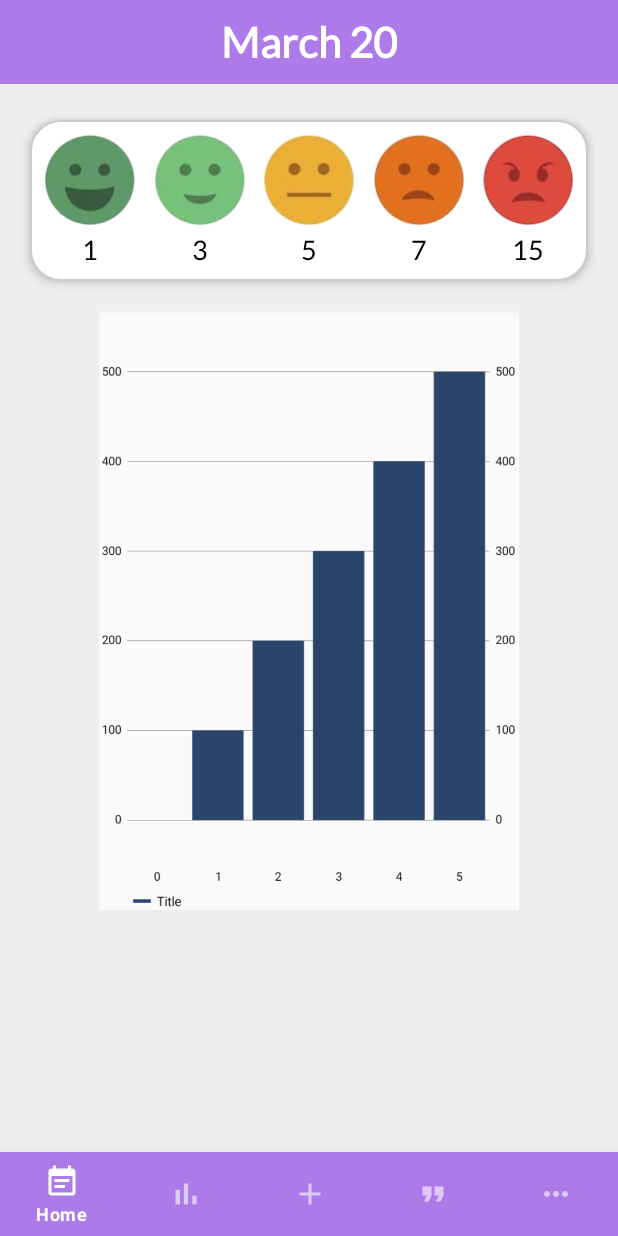
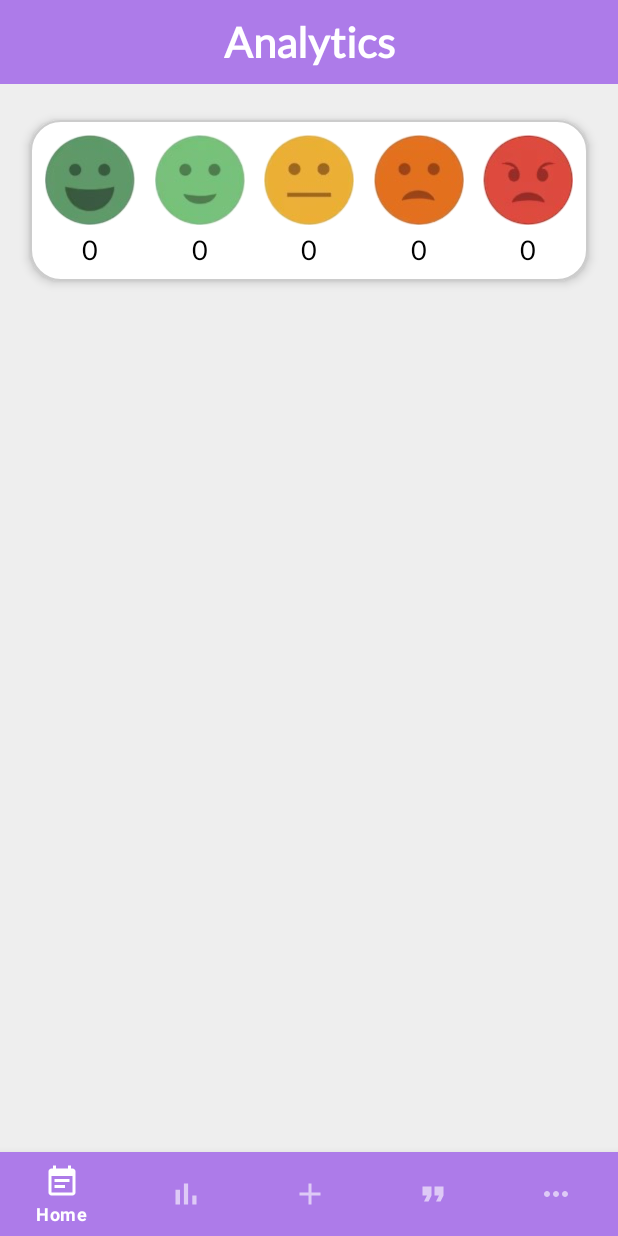
Before and after one commit to gabbycoloma/VibeSense, an Android app: the fragment Analytics placed in its activity, on a phone screen of 412 x 824 dp. Run offline under Robolectric (Android 15) with nearby library versions, the phone set to English and light mode, and no system bars; our stand-ins replace Firebase (no records; nobody signed in at launch, a user with empty details on screens opened directly).

Commit message:
analytics

```diff
--- a/app/src/main/java/com/s12/mobdeve/coloma/caballero/vibesense/Add.kt
+++ b/app/src/main/java/com/s12/mobdeve/coloma/caballero/vibesense/Add.kt
@@ -1,4 +1,5 @@
     package com.s12.mobdeve.coloma.caballero.vibesense
+    import Home
     import android.os.Build
     import android.os.Bundle
     import android.util.Log
--- a/app/src/main/java/com/s12/mobdeve/coloma/caballero/vibesense/Analytics.kt
+++ b/app/src/main/java/com/s12/mobdeve/coloma/caballero/vibesense/Analytics.kt
@@ -1,15 +1,22 @@
 package com.s12.mobdeve.coloma.caballero.vibesense
 
 import android.os.Bundle
+import android.util.Log
 import androidx.fragment.app.Fragment
 import android.view.LayoutInflater
 import android.view.View
 import android.view.ViewGroup
+import com.google.firebase.auth.FirebaseAuth
+import com.google.firebase.database.*
+import com.s12.mobdeve.coloma.caballero.vibesense.Model.User
+import com.s12.mobdeve.coloma.caballero.vibesense.databinding.FragmentAnalyticsBinding
 
 // TODO: Rename parameter arguments, choose names that match
 // the fragment initialization parameters, e.g. ARG_ITEM_NUMBER
 private const val ARG_PARAM1 = "param1"
 private const val ARG_PARAM2 = "param2"
+private var currentUser: User? = null
+private var databaseReference: DatabaseReference = FirebaseDatabase.getInstance().getReferenceFromUrl("https://vibesense-9523f-default-rtdb.asia-southeast1.firebasedatabase.app")
 
 /**
  * A simple [Fragment] subclass.
@@ -20,6 +27,9 @@ class Analytics : Fragment() {
     // TODO: Rename and change types of parameters
     private var param1: String? = null
     private var param2: String? = null
+    private lateinit var moodDAO: MoodDAOFireBaseImplementation
+    private lateinit var binding: FragmentAnalyticsBinding
+    private lateinit var firebaseAuth: FirebaseAuth
 
     override fun onCreate(savedInstanceState: Bundle?) {
         super.onCreate(savedInstanceState)
@@ -33,20 +43,42 @@ class Analytics : Fragment() {
         inflater: LayoutInflater, container: ViewGroup?,
         savedInstanceState: Bundle?
     ): View? {
+        binding = FragmentAnalyticsBinding.inflate(inflater, container, false)
         // Inflate the layout for this fragment
-        return inflater.inflate(R.layout.fragment_analytics, container, false)
+        return binding.root
     }
 
+    override fun onViewCreated(view: View, savedInstanceState: Bundle?) {
+        super.onViewCreated(view, savedInstanceState)
+        firebaseAuth = FirebaseAuth.getInstance()
+        moodDAO = MoodDAOFireBaseImplementation(requireActivity())
+
+        val firebaseUser = firebaseAuth.currentUser
+        val emailCheck = firebaseUser?.email
+        Log.d("Current user email", emailCheck.toString())
+
+        getUserIdFromEmail(emailCheck.toString()) {  userID->
+            // Here, you can use the userId returned by the callback function
+            moodDAO.countMoodsByName("happy", userID.toString()) { happyCount ->
+                moodDAO.countMoodsByName("good", userID.toString()) { goodCount ->
+                    moodDAO.countMoodsByName("neutral", userID.toString()) { neutralCount ->
+                        moodDAO.countMoodsByName("sad", userID.toString()) { sadCount ->
+                            moodDAO.countMoodsByName("angry", userID.toString()) { angryCount ->
+                                binding.mood5Count.text = happyCount.toString()
+                                binding.mood4Count.text = goodCount.toString()
+                                binding.mood3Count.text = neutralCount.toString()
+                                binding.mood2Count.text = sadCount.toString()
+                                binding.mood1Count.text = angryCount.toString()
+                            }
+                        }
+                    }
+                }
+            }
+        }
+    }
+
+
     companion object {
-        /**
-         * Use this factory method to create a new instance of
-         * this fragment using the provided parameters.
-         *
-         * @param param1 Parameter 1.
-         * @param param2 Parameter 2.
-         * @return A new instance of fragment Analytics.
-         */
-        // TODO: Rename and change types and number of parameters
         @JvmStatic
         fun newInstance(param1: String, param2: String) =
             Analytics().apply {
@@ -56,4 +88,27 @@ class Analytics : Fragment() {
                 }
             }
     }
+
+    private fun getUserIdFromEmail(email: String, callback: (String?) -> Unit) {
+        val userReference = databaseReference.child("Users")
+        userReference.orderByChild("email").equalTo(email).addListenerForSingleValueEvent(object : ValueEventListener {
+            override fun onDataChange(snapshot: DataSnapshot) {
+                if (snapshot.exists()) {
+                    for (userSnapshot in snapshot.children) {
+                        val user = userSnapshot.getValue(User::class.java)
+                        val userId = userSnapshot.key
+                        callback(userId)
+                        return
+                    }
+                }
+                callback(null)
+            }
+
+            override fun onCancelled(error: DatabaseError) {
+                callback(null)
+            }
+        })
+    }
+
+
 }
--- a/app/src/main/java/com/s12/mobdeve/coloma/caballero/vibesense/Home.kt
+++ b/app/src/main/java/com/s12/mobdeve/coloma/caballero/vibesense/Home.kt
@@ -1,5 +1,3 @@
-package com.s12.mobdeve.coloma.caballero.vibesense
-
 import MoodViewModel
 import android.app.DatePickerDialog
 import android.os.Build
@@ -9,7 +7,11 @@ import android.view.LayoutInflater
 import android.view.View
 import android.view.ViewGroup
 import android.widget.Button
+import android.widget.ImageView
+import android.widget.LinearLayout
+import android.widget.TextView
 import androidx.annotation.RequiresApi
+import androidx.appcompat.widget.LinearLayoutCompat
 import androidx.lifecycle.Observer
 import androidx.lifecycle.ViewModelProvider
 import androidx.recyclerview.widget.LinearLayoutManager
@@ -24,26 +26,18 @@ import java.util.*
 import kotlin.collections.ArrayList
 
 
-// TODO: Rename parameter arguments, choose names that match
-// the fragment initialization parameters, e.g. ARG_ITEM_NUMBER
 private const val ARG_PARAM1 = "param1"
 private const val ARG_PARAM2 = "param2"
 
 private lateinit var recyclerView: RecyclerView
 private lateinit var mainAdapter: MainAdapter
-private lateinit var moodList : ArrayList<Mood> //for testing purposes
+private lateinit var moodList : ArrayList<Mood>
 private lateinit var viewModel: MoodViewModel
 private lateinit var binding: FragmentHomeBinding
 
 
-/**
- * A simple [Fragment] subclass.
- * Use the [Home.newInstance] factory method to
- * create an instance of this fragment.
- */
 class Home : Fragment() {
 
-    // TODO: Rename and change types of parameters
     private var param1: String? = null
     private var param2: String? = null
     private lateinit var myCalendar: Calendar
@@ -62,38 +56,38 @@ class Home : Fragment() {
         savedInstanceState: Bundle?
     ): View? {
 
-        // Inflate the layout for this fragment
-        return inflater.inflate(R.layout.fragment_home, container, false)
+        binding = FragmentHomeBinding.inflate(inflater, container, false)
+        return binding.root
     }
 
     @RequiresApi(Build.VERSION_CODES.O)
     override fun onViewCreated(view: View, savedInstanceState: Bundle?) {
         super.onViewCreated(view, savedInstanceState)
-        recyclerView = view.findViewById(R.id.recyclerView)
+
+        recyclerView = binding.recyclerView
         recyclerView.setHasFixedSize(true)
         recyclerView.layoutManager = LinearLayoutManager(context)
-        binding = FragmentHomeBinding.bind(view)
-        val btnDate: Button
-        btnDate = binding.btnDate
+
+        val txtDate: TextView = binding.txtDate
+        val btnFilter: ImageView = binding.btnFilter
+        val llFilter: LinearLayoutCompat = binding.llFilter
 
         moodList = ArrayList()
         mainAdapter = MainAdapter()
         recyclerView.adapter = mainAdapter
 
         val myCalendar = Calendar.getInstance()
+        updateLabel(myCalendar)
 
-
-
-        val datePicker = DatePickerDialog.OnDateSetListener{ view, year, month, dayofMonth ->
+        val datePicker = DatePickerDialog.OnDateSetListener { view, year, month, dayOfMonth ->
             myCalendar.set(Calendar.YEAR, year)
             myCalendar.set(Calendar.MONTH, month)
-            myCalendar.set(Calendar.DAY_OF_MONTH, dayofMonth)
-            updateLabel(myCalendar)
-
+            myCalendar.set(Calendar.DAY_OF_MONTH, dayOfMonth)
             updateLabel(myCalendar)
 
             val monthHandle = myCalendar.get(Calendar.MONTH)
             val yearHandle = myCalendar.get(Calendar.YEAR)
+
             viewModel = ViewModelProvider(this).get(MoodViewModel::class.java)
 
             viewModel.allMoods.observe(viewLifecycleOwner, Observer {
@@ -101,16 +95,23 @@ class Home : Fragment() {
             })
         }
 
-        btnDate.setOnClickListener{
-            DatePickerDialog(this.requireContext(), datePicker, myCalendar.get(Calendar.YEAR), myCalendar.get(Calendar.MONTH), myCalendar.get(Calendar.DAY_OF_MONTH)).show()
+        llFilter.setOnClickListener{
+            DatePickerDialog(
+                requireContext(),
+                datePicker,
+                myCalendar.get(Calendar.YEAR),
+                myCalendar.get(Calendar.MONTH),
+                myCalendar.get(Calendar.DAY_OF_MONTH)
+            ).show()
         }
 
     }
 
+
     private fun updateLabel(myCalendar: Calendar) {
         val myFormat = "MM-yyyy"
         val sdf = SimpleDateFormat(myFormat, Locale.ENGLISH)
-        binding.btnDate.text = sdf.format(myCalendar.time)
+        binding.txtDate.text = sdf.format(myCalendar.time)
     }
 
     companion object {
--- a/app/src/main/java/com/s12/mobdeve/coloma/caballero/vibesense/MainActivity.kt
+++ b/app/src/main/java/com/s12/mobdeve/coloma/caballero/vibesense/MainActivity.kt
@@ -1,5 +1,6 @@
 package com.s12.mobdeve.coloma.caballero.vibesense
 
+import Home
 import Quotes
 import android.os.Bundle
 import android.os.Handler
--- a/app/src/main/java/com/s12/mobdeve/coloma/caballero/vibesense/Repository/MoodDAO.kt
+++ b/app/src/main/java/com/s12/mobdeve/coloma/caballero/vibesense/Repository/MoodDAO.kt
@@ -1,9 +1,9 @@
 package com.s12.mobdeve.coloma.caballero.vibesense
 
 import android.content.Context
+import android.util.Log
 import com.google.firebase.auth.FirebaseAuth
-import com.google.firebase.database.DatabaseReference
-import com.google.firebase.database.FirebaseDatabase
+import com.google.firebase.database.*
 import com.s12.mobdeve.coloma.caballero.vibesense.Model.Mood
 import com.s12.mobdeve.coloma.caballero.vibesense.Model.User
 
@@ -12,7 +12,7 @@ interface MoodDAO {
     fun addMood(mood: Mood)
     fun getMood() : ArrayList<Mood>
     fun updateMood(mood: Mood)
-
+    fun countMoodsByName(name: String, userID: String, callback: (Int) -> Unit)
 }
 class MoodDAOFireBaseImplementation(var context: Context): MoodDAO {
 
@@ -40,4 +40,32 @@ class MoodDAOFireBaseImplementation(var context: Context): MoodDAO {
     }
 
 
+    override fun countMoodsByName(name: String, userID: String, callback: (Int) -> Unit) {
+        val moodList = mutableListOf<Mood>()
+
+        val listener = object : ValueEventListener {
+            override fun onDataChange(dataSnapshot: DataSnapshot) {
+                moodList.clear()
+                for (snapshot in dataSnapshot.children) {
+                    val mood = snapshot.getValue(Mood::class.java)
+                    if (mood != null && mood.name == name && mood.userID == userID) {
+                        moodList.add(mood)
+                    }
+                }
+                Log.e("MOODLIST", moodList.toString())
+                callback(moodList.size)
+            }
+
+            override fun onCancelled(databaseError: DatabaseError) {
+                Log.e("MoodDAO", databaseError.message)
+            }
+        }
+
+        val reference = FirebaseDatabase.getInstance().getReference("Moods")
+        reference.orderByChild("userID").equalTo(userID).addValueEventListener(listener)
+    }
+
+
+
+
 }
--- a/app/src/main/java/com/s12/mobdeve/coloma/caballero/vibesense/Repository/MoodRepository.kt
+++ b/app/src/main/java/com/s12/mobdeve/coloma/caballero/vibesense/Repository/MoodRepository.kt
@@ -68,7 +68,7 @@ class MoodRepository {
             }
 
             override fun onCancelled(error: DatabaseError) {
-                TODO("Not yet implemented")
+
             }
 
 
--- a/app/src/main/java/com/s12/mobdeve/coloma/caballero/vibesense/ViewMood.kt
+++ b/app/src/main/java/com/s12/mobdeve/coloma/caballero/vibesense/ViewMood.kt
@@ -1,5 +1,6 @@
 package com.s12.mobdeve.coloma.caballero.vibesense
 
+import Home
 import android.os.Bundle
 import androidx.fragment.app.Fragment
 import android.view.LayoutInflater
--- a/app/src/main/res/layout/fragment_analytics.xml
+++ b/app/src/main/res/layout/fragment_analytics.xml
@@ -26,7 +26,7 @@
                 android:layout_height="wrap_content"
                 android:layout_gravity="center"
                 android:fontFamily="@font/lato"
-                android:text="March 20"
+                android:text="Analytics"
                 android:textColor="@color/white"
                 android:textFontWeight="800"
                 android:textSize="28sp" />
@@ -68,7 +68,7 @@
                 android:fontFamily="@font/lato"
                 android:textColor="@color/black"
                 android:textSize="18sp"
-                android:text="1"
+                android:text=""
                 app:layout_constraintTop_toBottomOf="@id/mood_emoji5"
                 app:layout_constraintStart_toStartOf="@id/mood_emoji5"
                 app:layout_constraintEnd_toEndOf="@id/mood_emoji5"/>
@@ -89,7 +89,7 @@
                 android:fontFamily="@font/lato"
                 android:textColor="@color/black"
                 android:textSize="18sp"
-                android:text="3"
+                android:text=""
                 app:layout_constraintTop_toBottomOf="@id/mood_emoji4"
                 app:layout_constraintStart_toStartOf="@id/mood_emoji4"
                 app:layout_constraintEnd_toEndOf="@id/mood_emoji4"/>
@@ -110,7 +110,7 @@
                 android:fontFamily="@font/lato"
                 android:textColor="@color/black"
                 android:textSize="18sp"
-                android:text="5"
+                android:text=""
                 app:layout_constraintTop_toBottomOf="@id/mood_emoji3"
                 app:layout_constraintStart_toStartOf="@id/mood_emoji3"
                 app:layout_constraintEnd_toEndOf="@id/mood_emoji3"/>
@@ -131,7 +131,7 @@
                 android:fontFamily="@font/lato"
                 android:textColor="@color/black"
                 android:textSize="18sp"
-                android:text="7"
+                android:text=""
                 app:layout_constraintTop_toBottomOf="@id/mood_emoji2"
                 app:layout_constraintStart_toStartOf="@id/mood_emoji2"
                 app:layout_constraintEnd_toEndOf="@id/mood_emoji2"/>
@@ -151,7 +151,7 @@
                 android:fontFamily="@font/lato"
                 android:textColor="@color/black"
                 android:textSize="18sp"
-                android:text="15"
+                android:text=""
                 app:layout_constraintTop_toBottomOf="@id/mood_emoji1"
                 app:layout_constraintStart_toStartOf="@id/mood_emoji1"
                 app:layout_constraintEnd_toEndOf="@id/mood_emoji1"/>
@@ -159,16 +159,6 @@
 
         </androidx.constraintlayout.widget.ConstraintLayout>
     </androidx.appcompat.widget.LinearLayoutCompat>
-    <ImageView
-        android:layout_width="280dp"
-        android:layout_height="wrap_content"
-        android:src="@drawable/chart"
-        android:scaleType="fitCenter"
-        android:adjustViewBounds="true"
-        android:layout_marginTop="20dp"
-        app:layout_constraintEnd_toEndOf="parent"
-        app:layout_constraintStart_toStartOf="parent"
-        app:layout_constraintTop_toBottomOf="@id/emoji_layout" />
-</androidx.constraintlayout.widget.ConstraintLayout>
+    </androidx.constraintlayout.widget.ConstraintLayout>
 
 </FrameLayout>
```
Also changed, not shown: app/src/main/res/layout/fragment_home.xml (+23 -22 lines).
